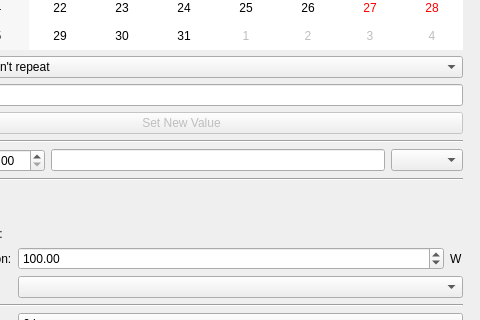
This is desktop-application/forms/sensorinfodialog.ui in joe-stifler/mc426-smart-home-robot as Qt 5 draws it before an edit; both pictures show x 224 to 704 and y 275 to 595 of the 704 by 695 pixel window. The edited form follows.
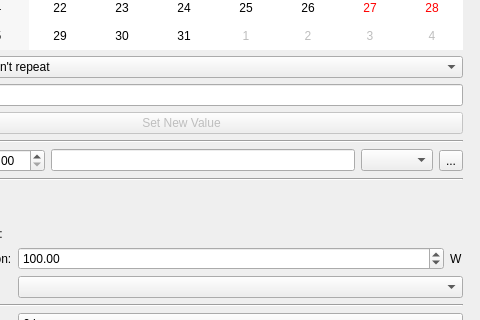
This is the edited form.

Commit message: Implemented the logic for remove some routine. Implemented the GUI that allow user remove a routine.

Patch:
```diff
--- a/desktop-application/forms/sensorinfodialog.ui
+++ b/desktop-application/forms/sensorinfodialog.ui
@@ -371,6 +371,13 @@
        <item>
         <widget class="QComboBox" name="cbRoutines_2"/>
        </item>
+       <item>
+        <widget class="QToolButton" name="toolButton">
+         <property name="text">
+          <string>...</string>
+         </property>
+        </widget>
+       </item>
       </layout>
      </item>
     </layout>
```
The commit also changes 6 other files.
